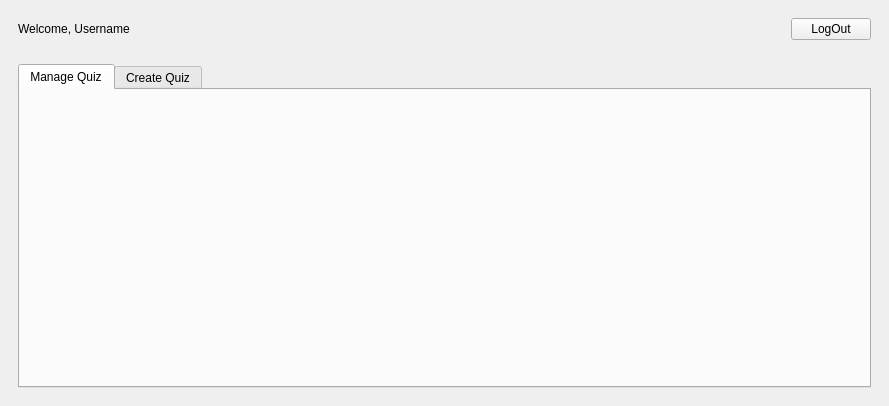
The window that Uis/QuizAdminPage.ui (NILDARK/TallyCodeBrewer_QuizApp_DarkDevs) describes before a commit, drawn with Qt 5.
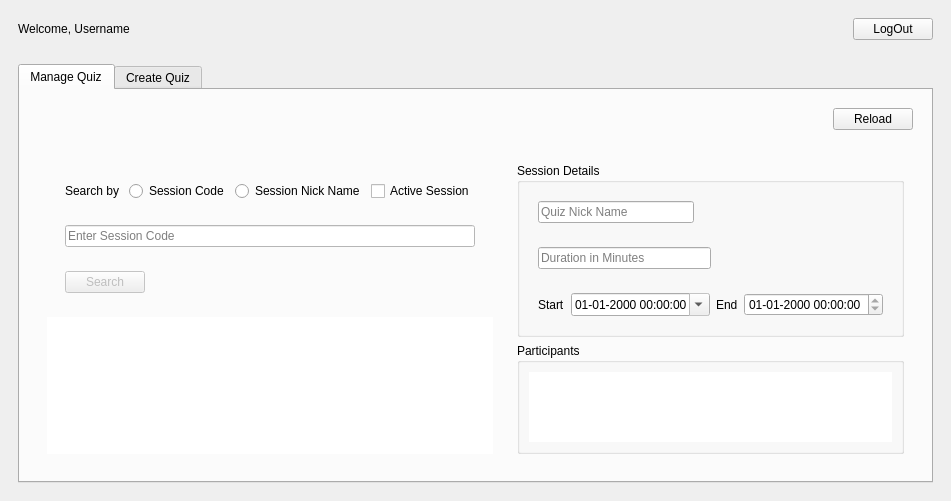
The same window after the commit. The open tabs and pages were chosen to show the change. Icons and pictures are not drawn.

```diff
--- a/Uis/QuizAdminPage.ui
+++ b/Uis/QuizAdminPage.ui
@@ -7,7 +7,7 @@
     <x>0</x>
     <y>0</y>
     <width>768</width>
-    <height>406</height>
+    <height>477</height>
    </rect>
   </property>
   <property name="windowTitle">
@@ -79,6 +79,292 @@
           <attribute name="title">
            <string>Manage Quiz</string>
           </attribute>
+          <layout class="QVBoxLayout" name="verticalLayout_7">
+           <item>
+            <widget class="QWidget" name="widget_13" native="true">
+             <layout class="QHBoxLayout" name="horizontalLayout_10">
+              <item>
+               <spacer name="horizontalSpacer_7">
+                <property name="orientation">
+                 <enum>Qt::Horizontal</enum>
+                </property>
+                <property name="sizeHint" stdset="0">
+                 <size>
+                  <width>651</width>
+                  <height>20</height>
+                 </size>
+                </property>
+               </spacer>
+              </item>
+              <item>
+               <widget class="QPushButton" name="pushButton">
+                <property name="text">
+                 <string>Reload</string>
+                </property>
+               </widget>
+              </item>
+             </layout>
+            </widget>
+           </item>
+           <item>
+            <widget class="QWidget" name="widget_14" native="true">
+             <layout class="QHBoxLayout" name="horizontalLayout_18">
+              <item>
+               <widget class="QWidget" name="widget_11" native="true">
+                <layout class="QVBoxLayout" name="verticalLayout_9">
+                 <item>
+                  <widget class="QWidget" name="widget_15" native="true">
+                   <layout class="QVBoxLayout" name="verticalLayout_5">
+                    <item>
+                     <widget class="QWidget" name="widget_16" native="true">
+                      <layout class="QHBoxLayout" name="horizontalLayout_11">
+                       <item>
+                        <widget class="QLabel" name="label_4">
+                         <property name="text">
+                          <string>Search by </string>
+                         </property>
+                        </widget>
+                       </item>
+                       <item>
+                        <widget class="QRadioButton" name="sessionCodeRadio">
+                         <property name="text">
+                          <string>Session Code</string>
+                         </property>
+                        </widget>
+                       </item>
+                       <item>
+                        <widget class="QRadioButton" name="nickNameRadio">
+                         <property name="text">
+                          <string>Session Nick Name</string>
+                         </property>
+                        </widget>
+                       </item>
+                       <item>
+                        <widget class="QCheckBox" name="activeCheck">
+                         <property name="text">
+                          <string>Active Session</string>
+                         </property>
+                        </widget>
+                       </item>
+                      </layout>
+                     </widget>
+                    </item>
+                    <item>
+                     <widget class="QWidget" name="widget_17" native="true">
+                      <layout class="QHBoxLayout" name="horizontalLayout_12">
+                       <item>
+                        <widget class="QLineEdit" name="searchBar">
+                         <property name="styleSheet">
+                          <string notr="true">background-color: rgb(255, 255, 255);</string>
+                         </property>
+                         <property name="inputMethodHints">
+                          <set>Qt::ImhUppercaseOnly</set>
+                         </property>
+                         <property name="placeholderText">
+                          <string>Enter Session Code</string>
+                         </property>
+                        </widget>
+                       </item>
+                      </layout>
+                     </widget>
+                    </item>
+                    <item>
+                     <widget class="QWidget" name="widget_19" native="true">
+                      <layout class="QHBoxLayout" name="horizontalLayout_14">
+                       <item>
+                        <widget class="QPushButton" name="searchButton">
+                         <property name="enabled">
+                          <bool>false</bool>
+                         </property>
+                         <property name="cursor">
+                          <cursorShape>PointingHandCursor</cursorShape>
+                         </property>
+                         <property name="toolTip">
+                          <string>Search Challan</string>
+                         </property>
+                         <property name="text">
+                          <string>Search</string>
+                         </property>
+                         <property name="icon">
+                          <iconset>
+                           <normaloff>../../../python projects/Challan Generator/Uis/search.png</normaloff>../../../python projects/Challan Generator/Uis/search.png</iconset>
+                         </property>
+                        </widget>
+                       </item>
+                       <item>
+                        <spacer name="horizontalSpacer_8">
+                         <property name="orientation">
+                          <enum>Qt::Horizontal</enum>
+                         </property>
+                         <property name="sizeHint" stdset="0">
+                          <size>
+                           <width>214</width>
+                           <height>20</height>
+                          </size>
+                         </property>
+                        </spacer>
+                       </item>
+                      </layout>
+                     </widget>
+                    </item>
+                   </layout>
+                  </widget>
+                 </item>
+                 <item>
+                  <widget class="QListWidget" name="sessionList">
+                   <property name="frameShape">
+                    <enum>QFrame::NoFrame</enum>
+                   </property>
+                   <property name="frameShadow">
+                    <enum>QFrame::Plain</enum>
+                   </property>
+                  </widget>
+                 </item>
+                </layout>
+               </widget>
+              </item>
+              <item>
+               <widget class="QWidget" name="sessionDisplayWidget" native="true">
+                <layout class="QVBoxLayout" name="verticalLayout_6">
+                 <item>
+                  <widget class="QGroupBox" name="sessionDetailsBox">
+                   <property name="title">
+                    <string>Session Details</string>
+                   </property>
+                   <layout class="QVBoxLayout" name="verticalLayout_4">
+                    <item>
+                     <widget class="QWidget" name="widget_18" native="true">
+                      <layout class="QHBoxLayout" name="horizontalLayout_13">
+                       <item>
+                        <widget class="QLineEdit" name="nickNameDisplay">
+                         <property name="readOnly">
+                          <bool>true</bool>
+                         </property>
+                         <property name="placeholderText">
+                          <string>Quiz Nick Name</string>
+                         </property>
+                        </widget>
+                       </item>
+                       <item>
+                        <spacer name="horizontalSpacer_9">
+                         <property name="orientation">
+                          <enum>Qt::Horizontal</enum>
+                         </property>
+                         <property name="sizeHint" stdset="0">
+                          <size>
+                           <width>189</width>
+                           <height>20</height>
+                          </size>
+                         </property>
+                        </spacer>
+                       </item>
+                      </layout>
+                     </widget>
+                    </item>
+                    <item>
+                     <widget class="QWidget" name="widget_20" native="true">
+                      <layout class="QHBoxLayout" name="horizontalLayout_15">
+                       <item>
+                        <widget class="QLineEdit" name="durationDisplay">
+                         <property name="readOnly">
+                          <bool>true</bool>
+                         </property>
+                         <property name="placeholderText">
+                          <string>Duration in Minutes</string>
+                         </property>
+                        </widget>
+                       </item>
+                       <item>
+                        <spacer name="horizontalSpacer_10">
+                         <property name="orientation">
+                          <enum>Qt::Horizontal</enum>
+                         </property>
+                         <property name="sizeHint" stdset="0">
+                          <size>
+                           <width>40</width>
+                           <height>20</height>
+                          </size>
+                         </property>
+                        </spacer>
+                       </item>
+                      </layout>
+                     </widget>
+                    </item>
+                    <item>
+                     <widget class="QWidget" name="timeConstraintDisplay" native="true">
+                      <layout class="QHBoxLayout" name="horizontalLayout_16">
+                       <item>
+                        <widget class="QLabel" name="label_3">
+                         <property name="text">
+                          <string>Start</string>
+                         </property>
+                        </widget>
+                       </item>
+                       <item>
+                        <widget class="QDateTimeEdit" name="sessionStartDisplay">
+                         <property name="readOnly">
+                          <bool>true</bool>
+                         </property>
+                         <property name="displayFormat">
+                          <string>dd-MM-yyyy hh:mm:ss</string>
+                         </property>
+                         <property name="calendarPopup">
+                          <bool>true</bool>
+                         </property>
+                        </widget>
+                       </item>
+                       <item>
+                        <widget class="QLabel" name="label_5">
+                         <property name="text">
+                          <string>End</string>
+                         </property>
+                        </widget>
+                       </item>
+                       <item>
+                        <widget class="QDateTimeEdit" name="sessionEndDisplay">
+                         <property name="readOnly">
+                          <bool>true</bool>
+                         </property>
+                         <property name="displayFormat">
+                          <string>dd-MM-yyyy hh:mm:ss</string>
+                         </property>
+                        </widget>
+                       </item>
+                      </layout>
+                     </widget>
+                    </item>
+                   </layout>
+                  </widget>
+                 </item>
+                 <item>
+                  <widget class="QGroupBox" name="participantsBox">
+                   <property name="title">
+                    <string>Participants</string>
+                   </property>
+                   <layout class="QHBoxLayout" name="horizontalLayout_17">
+                    <item>
+                     <widget class="QTableWidget" name="participantsList">
+                      <property name="frameShape">
+                       <enum>QFrame::NoFrame</enum>
+                      </property>
+                      <property name="frameShadow">
+                       <enum>QFrame::Plain</enum>
+                      </property>
+                      <property name="editTriggers">
+                       <set>QAbstractItemView::NoEditTriggers</set>
+                      </property>
+                     </widget>
+                    </item>
+                   </layout>
+                  </widget>
+                 </item>
+                </layout>
+               </widget>
+              </item>
+             </layout>
+            </widget>
+           </item>
+          </layout>
          </widget>
          <widget class="QWidget" name="createQuizTab">
           <attribute name="title">
```
Left out of the diff: 6 changed lines with no effect on the pictures.
